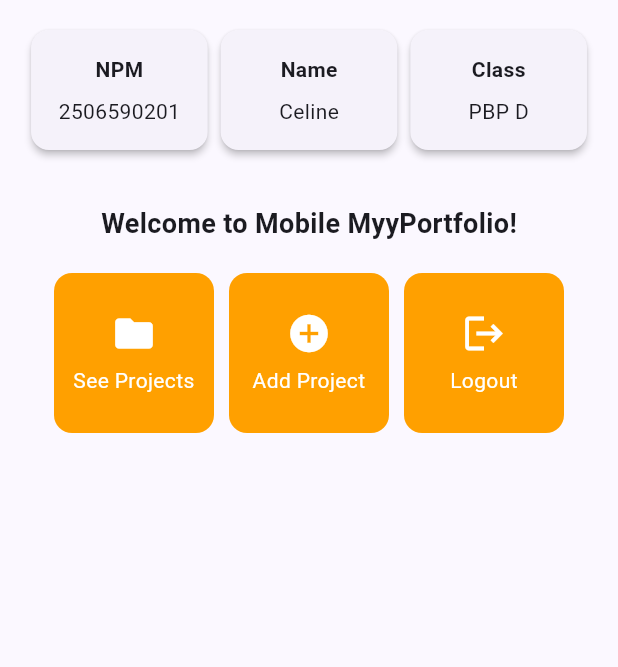
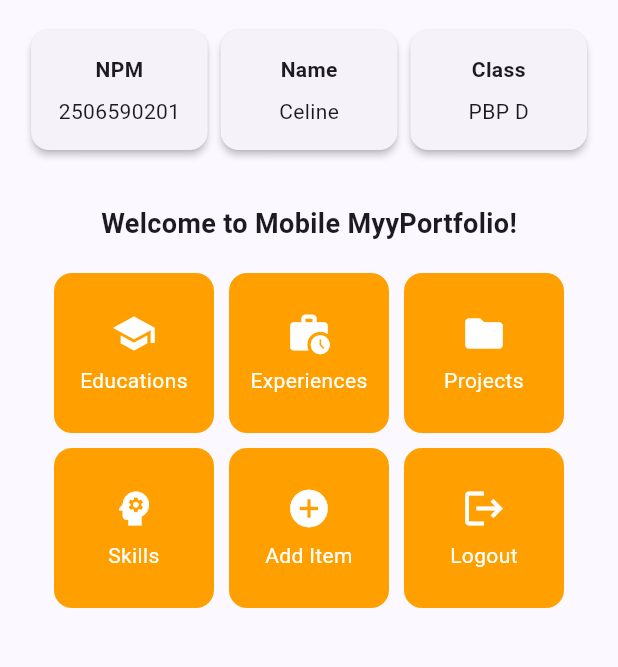
Before and after one commit to celinenn/myportfolio-mobile, a Flutter app: the screen it shows after launch, on a phone screen of 412 x 824 dp, the part 84-751 px from its top. Run offline on Flutter 3.47's test engine with Material 3 defaults, Android fonts, the phone set to English and light mode, and no system bars.

Commit message:
feat: implement item pages and navigation

```diff
--- a/lib/menu.dart
+++ b/lib/menu.dart
@@ -1,4 +1,8 @@
 import 'package:flutter/material.dart';
+import 'package:myportfolio_mobile/educations_page.dart';
+import 'package:myportfolio_mobile/experiences_page.dart';
+import 'package:myportfolio_mobile/projects_page.dart';
+import 'package:myportfolio_mobile/skills_page.dart';
 
 class MyHomePage extends StatelessWidget {
   MyHomePage({super.key});
@@ -8,12 +12,15 @@ class MyHomePage extends StatelessWidget {
   final String kelas = "PBP D";
 
   final List<ItemHomepage> items = [
-    ItemHomepage("See Projects", Icons.folder),
-    ItemHomepage("Add Project", Icons.add_circle),
+    ItemHomepage("Educations", Icons.school),
+    ItemHomepage("Experiences", Icons.work_history),
+    ItemHomepage("Projects", Icons.folder),
+    ItemHomepage("Skills", Icons.psychology),
+    ItemHomepage("Add Item", Icons.add_circle),
     ItemHomepage("Logout", Icons.logout),
   ];
 
-    @override
+  @override
   Widget build(BuildContext context) {
     // Scaffold menyediakan struktur visual dasar halaman (AppBar, Body, SnackBar).
     return Scaffold(
@@ -21,10 +28,7 @@ class MyHomePage extends StatelessWidget {
       appBar: AppBar(
         title: const Text(
           'MyPortfolio',
-          style: TextStyle(
-            color: Colors.white,
-            fontWeight: FontWeight.bold,
-          ),
+          style: TextStyle(color: Colors.white, fontWeight: FontWeight.bold),
         ),
         backgroundColor: Theme.of(context).colorScheme.primary,
       ),
@@ -134,12 +138,29 @@ class ItemCard extends StatelessWidget {
       child: InkWell(
         // Aksi ketika kartu ditekan oleh pengguna.
         onTap: () {
-          // Menampilkan SnackBar dengan pesan interaktif.
+          // Show SnackBar feedback
           ScaffoldMessenger.of(context)
             ..hideCurrentSnackBar()
             ..showSnackBar(
-              SnackBar(content: Text("YOu have clicked the ${item.name} button!"))
+              SnackBar(
+                content: Text("You have clicked the ${item.name} button!"),
+              ),
             );
+
+          // TODO: Nacigate to the pages
+          if (item.name == "Educations") {
+            Navigator.push(context, MaterialPageRoute(builder: (context) => const EducationsPage()));
+          } else if (item.name == "Experiences") {
+            Navigator.push(context, MaterialPageRoute(builder: (context) => const ExperiencesPage()));
+          } else if (item.name == "Projects") {
+            Navigator.push(context, MaterialPageRoute(builder: (context) => const ProjectsPage()));
+          } else if (item.name == "Skills") {
+            Navigator.push(context, MaterialPageRoute(builder: (context) => const SkillsPage()));
+          } else if (item.name == "Add Item") {
+            // Navigator.push(context, MaterialPageRoute(builder: (context) => const ItemFormPage()));
+          } else if (item.name == "Logout") {
+            // logout
+          }
         },
         child: Container(
           padding: const EdgeInsets.all(8),
@@ -147,11 +168,7 @@ class ItemCard extends StatelessWidget {
             child: Column(
               mainAxisAlignment: MainAxisAlignment.center,
               children: [
-                Icon(
-                  item.icon,
-                  color: Colors.white,
-                  size: 30.0,
-                ),
+                Icon(item.icon, color: Colors.white, size: 30.0),
                 const Padding(padding: EdgeInsets.all(3)),
                 Text(
                   item.name,
```
Also changed, not shown: lib/educations_page.dart (added, +38 -0 lines), lib/experiences_page.dart (added, +39 -0 lines), lib/projects_page.dart (added, +39 -0 lines), lib/skills_page.dart (added, +39 -0 lines).
